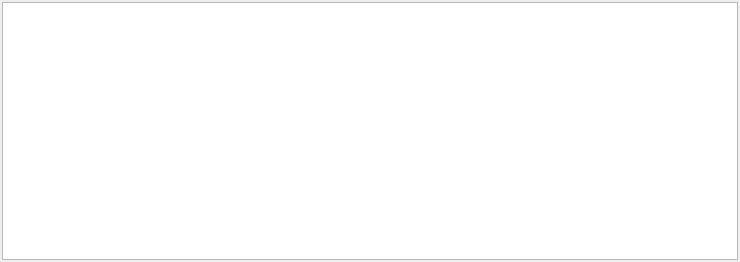
Qt form src/gui/compileroutputpanel_q.ui (fwbuilder/fwbuilder) before a commit.
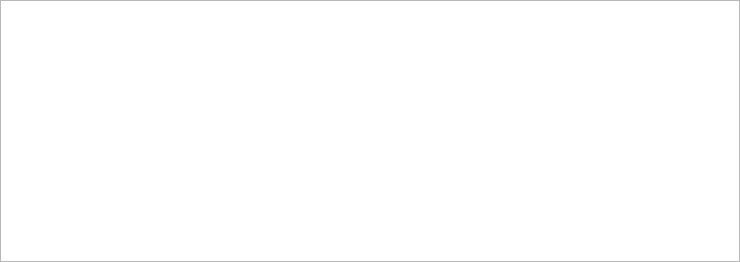
The same form after that commit.

```diff
--- a/src/gui/compileroutputpanel_q.ui
+++ b/src/gui/compileroutputpanel_q.ui
@@ -17,7 +17,7 @@
   </property>
   <layout class="QGridLayout" name="gridLayout" >
    <property name="margin" >
-    <number>2</number>
+    <number>0</number>
    </property>
    <item row="0" column="0" >
     <widget class="QTextEdit" name="compiler_output_panel" >
```
